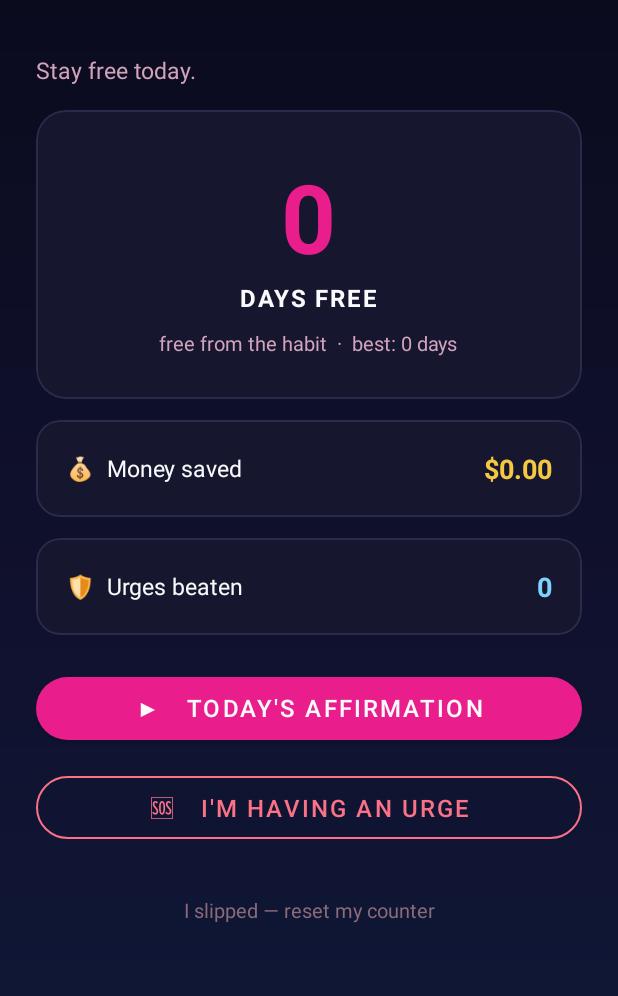
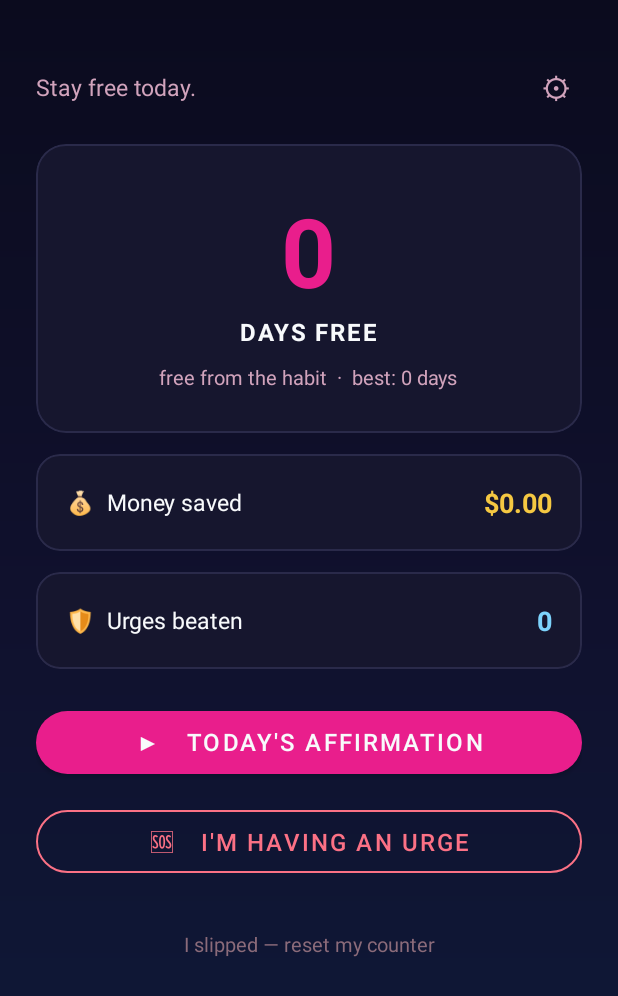
Before and after one commit to PhotonBounce/guidedmeditationportal, an Android app: the DashboardActivity screen opened directly, with no data from a screen before it, on a phone screen of 412 x 824 dp. Shown: the top 996 px of the screen. Run offline under Robolectric (Android 15) with nearby library versions, the phone set to English and light mode, and no system bars.

Commit message:
Make Settings reachable from the dashboard
The primary-app rebrand routed past MainActivity, which left Settings
(subscription management, ad consent, restore purchases, privacy/terms
links) unreachable. Adds a settings icon to the dashboard header so
those Play/AdMob-required controls are accessible again.

```diff
--- a/app/src/main/java/com/auroramind/meditation/DashboardActivity.kt
+++ b/app/src/main/java/com/auroramind/meditation/DashboardActivity.kt
@@ -44,6 +44,11 @@ class DashboardActivity : AppCompatActivity() {
             haptic.click(); sfx.tap()
             habitStats.logUrgeResisted()
             startActivity(Intent(this, BreathingActivity::class.java))
+        }
+
+        binding.settingsBtn.setOnClickListener {
+            haptic.click(); sfx.tap()
+            startActivity(Intent(this, SettingsActivity::class.java))
         }
 
         binding.resetLink.setOnClickListener { confirmRelapse() }
--- a/app/src/main/res/layout/activity_dashboard.xml
+++ b/app/src/main/res/layout/activity_dashboard.xml
@@ -15,14 +15,35 @@
         android:orientation="vertical"
         android:padding="24dp">
 
-        <TextView
-            android:id="@+id/dashGreeting"
+        <LinearLayout
             android:layout_width="match_parent"
             android:layout_height="wrap_content"
-            android:layout_marginTop="12dp"
-            android:textColor="@color/text_secondary"
-            android:textSize="15sp"
-            tools:text="Stay free today." />
+            android:orientation="horizontal"
+            android:gravity="center_vertical"
+            android:layout_marginTop="12dp">
+
+            <TextView
+                android:id="@+id/dashGreeting"
+                android:layout_width="0dp"
+                android:layout_height="wrap_content"
+                android:layout_weight="1"
+                android:textColor="@color/text_secondary"
+                android:textSize="15sp"
+                tools:text="Stay free today." />
+
+            <TextView
+                android:id="@+id/settingsBtn"
+                android:layout_width="wrap_content"
+                android:layout_height="wrap_content"
+                android:padding="8dp"
+                android:text="⚙"
+                android:textSize="20sp"
+                android:textColor="@color/text_secondary"
+                android:background="?attr/selectableItemBackgroundBorderless"
+                android:clickable="true"
+                android:focusable="true"
+                android:contentDescription="Settings" />
+        </LinearLayout>
 
         <!-- Hero: days clean -->
         <com.google.android.material.card.MaterialCardView
```
